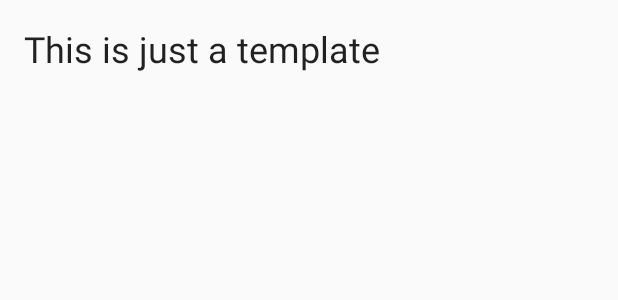
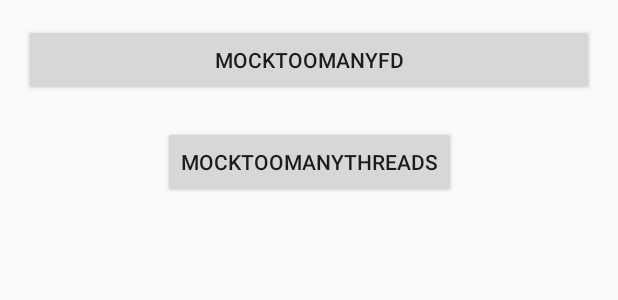
Before and after one commit to wkable/DailyDemo, an Android app built with Jetpack Compose: the layout activity_main.xml on its own in the app's theme, with its tools: preview values and no code run, on a phone screen of 412 x 824 dp. Shown: the top 300 px of the screen. Run offline under Robolectric (Android 15) with nearby library versions, the phone set to English and light mode, and no system bars; network calls fail.

Commit message:
feature: add oom mock

```diff
--- /dev/null
+++ b/app/src/main/java/com/ncorti/kotlin/template/app/oom/OOMTester.kt
@@ -0,0 +1,75 @@
+package com.ncorti.kotlin.template.app.oom
+
+import android.os.Environment
+import android.util.Log
+import java.io.File
+import kotlinx.coroutines.CoroutineScope
+import kotlinx.coroutines.Dispatchers
+import kotlinx.coroutines.delay
+import kotlinx.coroutines.isActive
+import kotlinx.coroutines.launch
+
+class OOMTester {
+
+    private val coroutineScope = CoroutineScope(Dispatchers.IO)
+
+    fun getThreadInformation() {
+        coroutineScope.launch {
+            while (isActive) {
+                Log.i(TAG, "getThreadInformation: maxFdCount: $maxFdCount")
+                Log.i(TAG, "getThreadInformation: maxThreadCount: $maxThreadCount")
+                Log.i(TAG, "getThreadInformation: fd count:$currentFdCount")
+                Log.i(TAG, "getThreadInformation: thread count:$currentThreadCount")
+                delay(5000)
+            }
+        }
+    }
+
+    fun mockTooManyFd() {
+        coroutineScope.launch {
+            val rootDir = File(Environment.getExternalStorageDirectory(), "tmpFolder")
+            if (rootDir.exists()) {
+                rootDir.deleteRecursively()
+            }
+            rootDir.mkdirs()
+            val list = mutableListOf<File>()
+            var count = 0
+            while (true) {
+                val file = File(rootDir, "file-$count.txt")
+                file.createNewFile()
+                file.inputStream()
+                list.add(file)
+                count++
+                Log.i(TAG, "mockTooManyFd: $count")
+                delay(10)
+            }
+        }
+    }
+
+    /**
+     * OutOfMemoryError "Could not allocate JNI Env: Failed anonymous mmap(0x0, 8192, 0x3, 0x22, -1, 0)
+     *
+     * 线程过多导致的 OOM 抛出的异常
+     */
+    fun mockTooManyThreads() {
+        coroutineScope.launch {
+            val list = mutableListOf<Thread>()
+            var count = 0
+            while (true) {
+                list.add(object : Thread() {
+                    override fun run() {
+                        sleep(100 * 1000 * 1000)
+                    }
+                }.apply { start() })
+                Log.i(TAG, "mockTooManyThreads: count: $count")
+                count++
+                delay(10)
+            }
+        }
+    }
+
+    companion object {
+
+        private const val TAG = "OOMTester"
+    }
+}
--- a/app/src/main/res/layout/activity_main.xml
+++ b/app/src/main/res/layout/activity_main.xml
@@ -8,24 +8,24 @@
     android:padding="@dimen/doub_grid_size"
     tools:context=".MainActivity">
 
-    <androidx.appcompat.widget.AppCompatTextView
-        android:id="@+id/title"
+    <androidx.appcompat.widget.AppCompatButton
+        android:id="@+id/mockFd"
         android:layout_width="match_parent"
         android:layout_height="wrap_content"
-        android:text="@string/title"
-        android:textAppearance="@style/TextAppearance.AppCompat.Headline"
+        android:text="MockTooManyFd"
         app:layout_constraintEnd_toEndOf="parent"
         app:layout_constraintStart_toStartOf="parent"
         app:layout_constraintTop_toTopOf="parent" />
 
-    <androidx.appcompat.widget.AppCompatImageView
-        android:id="@+id/image"
-        android:layout_width="200dp"
-        android:layout_height="200dp"
+    <androidx.appcompat.widget.AppCompatButton
+        android:id="@+id/mockThreads"
+        android:layout_width="wrap_content"
+        android:layout_height="wrap_content"
         android:layout_marginTop="20dp"
+        android:text="MockTooManyThreads"
         app:layout_constraintLeft_toLeftOf="parent"
         app:layout_constraintRight_toRightOf="parent"
-        app:layout_constraintTop_toBottomOf="@+id/title" />
+        app:layout_constraintTop_toBottomOf="@id/mockFd" />
 
 
 </androidx.constraintlayout.widget.ConstraintLayout>
```
Also changed, not shown: app/src/main/java/com/ncorti/kotlin/template/app/MainActivity.kt (+9 -1 lines), app/src/main/java/com/ncorti/kotlin/template/app/oom/OOMUtils.kt (added, +43 -0 lines).
